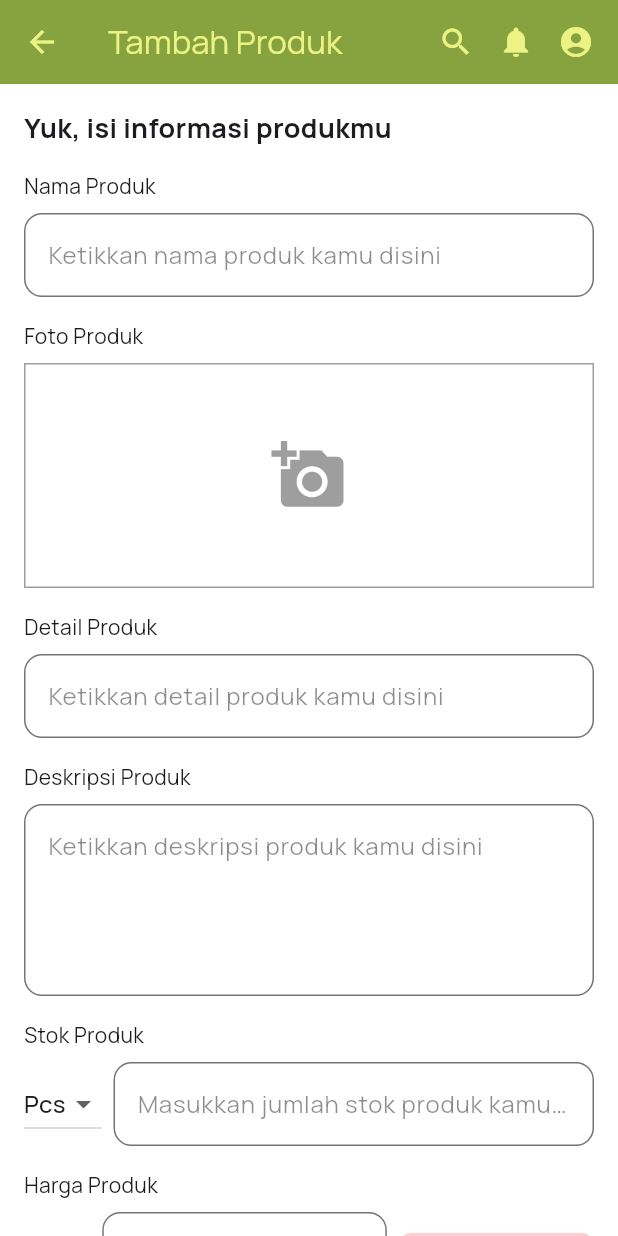
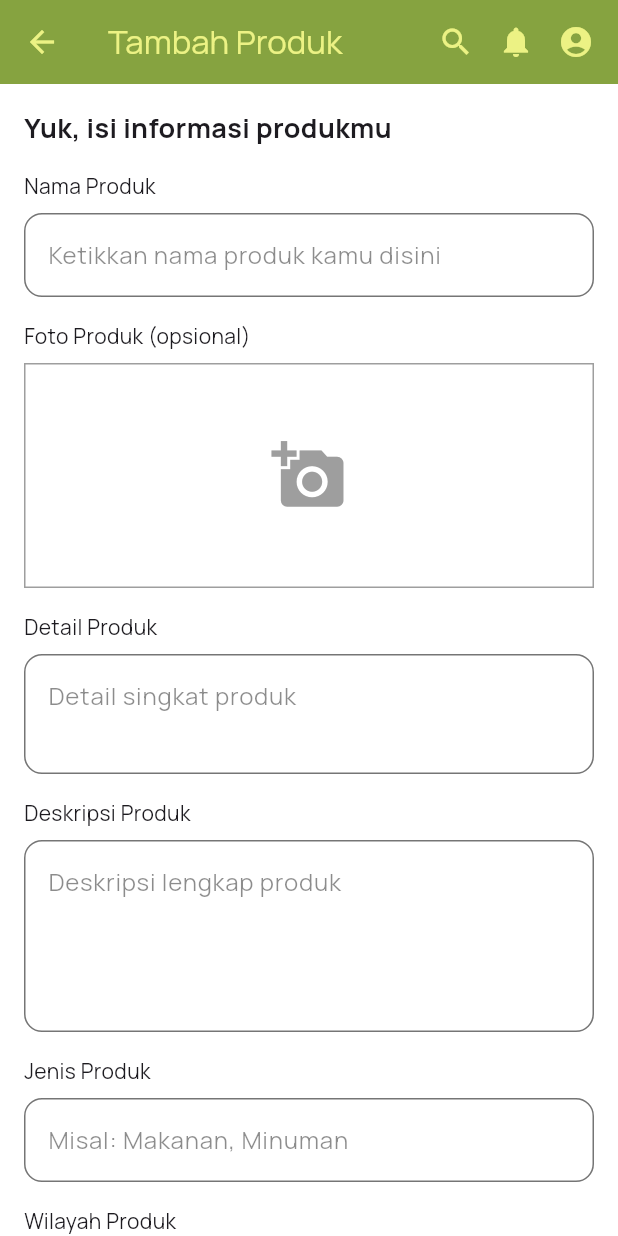
Before and after one commit to carizsm/Nustaka-Marketplace, a Flutter app: the TambahProdukPage screen opened directly, on a phone screen of 412 x 824 dp. Run offline on Flutter 3.47's test engine with Material 3 defaults, Android fonts, the phone set to English and light mode, and no system bars; our stand-ins replace image_picker, shared_preferences; accounts and stored records are empty; network calls fail.

Commit message:
update seller

```diff
--- a/lib/models/transaction.dart
+++ b/lib/models/transaction.dart
@@ -1,31 +1,31 @@
 class TransactionData {
-  final String invoice;
-  final String customerName;
-  final String productName;
-  final String quantity;
-  final String shippingMethod;
-  final String address;
-  final String arrivalTime;
+  final String id;
+  final String orderStatus;
+  final String shippingAddress;
+  final int totalAmount;
+  final DateTime createdAt;
 
   TransactionData({
-    required this.invoice,
-    required this.customerName,
-    required this.productName,
-    required this.quantity,
-    required this.shippingMethod,
-    required this.address,
-    required this.arrivalTime,
+    required this.id,
+    required this.orderStatus,
+    required this.shippingAddress,
+    required this.totalAmount,
+    required this.createdAt,
   });
 
   factory TransactionData.fromJson(Map<String, dynamic> json) {
+    final createdAt = json['created_at'];
+    DateTime parsedDate = DateTime.now();
+    if (createdAt is Map && createdAt.containsKey('_seconds')) {
+      parsedDate = DateTime.fromMillisecondsSinceEpoch(createdAt['_seconds'] * 1000);
+    }
+
     return TransactionData(
-      invoice: json['invoice'],
-      customerName: json['customer_name'],
-      productName: json['product_name'],
-      quantity: json['quantity'],
-      shippingMethod: json['shipping_method'],
-      address: json['address'],
-      arrivalTime: json['arrival_time'],
+      id: json['id'] ?? '',
+      orderStatus: json['order_status'] ?? '',
+      shippingAddress: json['shipping_address'] ?? '',
+      totalAmount: json['total_amount'] ?? 0,
+      createdAt: parsedDate,
     );
   }
 }
--- a/lib/screens/seller/seller_homepage.dart
+++ b/lib/screens/seller/seller_homepage.dart
@@ -39,7 +39,6 @@ class _SellerHomepageState extends State<SellerHomepage> {
           style: TextStyle(color: Colors.white),
         ),
         actions: [
-          IconButton(icon: const Icon(Icons.search, color: Colors.white), onPressed: () {}),
           IconButton(
             icon: const Icon(Icons.notifications_none, color: Colors.white),
             onPressed: () {
--- a/lib/screens/seller/seller_tambah_produk.dart
+++ b/lib/screens/seller/seller_tambah_produk.dart
@@ -15,9 +15,21 @@ class _TambahProdukPageState extends State<TambahProdukPage> {
   String _selectedSatuan = 'Pcs';
   String _selectedCurrency = 'Rp';
 
+  // Dropdown wilayah
+  final List<String> _availableRegions = [
+    'Jawa Barat',
+    'Jawa Tengah',
+    'Jawa Timur',
+    'DKI Jakarta',
+    'Bali',
+    'Sumatera Utara',
+  ];
+  String _selectedRegion = 'Jawa Barat';
+
   final TextEditingController _namaController = TextEditingController();
   final TextEditingController _detailController = TextEditingController();
   final TextEditingController _deskripsiController = TextEditingController();
+  final TextEditingController _jenisProdukController = TextEditingController();
   final TextEditingController _stokController = TextEditingController();
   final TextEditingController _hargaController = TextEditingController();
 
@@ -55,20 +67,15 @@ class _TambahProdukPageState extends State<TambahProdukPage> {
         child: Column(
           crossAxisAlignment: CrossAxisAlignment.start,
           children: [
-            Text('Yuk, isi informasi produkmu', style: TextStyle(fontSize: 18, fontWeight: FontWeight.bold)),
+            Text('Yuk, isi informasi produkmu',
+                style: TextStyle(fontSize: 18, fontWeight: FontWeight.bold)),
             SizedBox(height: 16),
 
             _buildLabel('Nama Produk'),
-            TextField(
-              controller: _namaController,
-              decoration: InputDecoration(
-                hintText: 'Ketikkan nama produk kamu disini',
-                border: OutlineInputBorder(),
-              ),
-            ),
+            _textField(_namaController, 'Ketikkan nama produk kamu disini'),
             SizedBox(height: 16),
 
-            _buildLabel('Foto Produk'),
+            _buildLabel('Foto Produk (opsional)'),
             Container(
               height: 150,
               decoration: BoxDecoration(border: Border.all(color: Colors.grey)),
@@ -77,23 +84,27 @@ class _TambahProdukPageState extends State<TambahProdukPage> {
             SizedBox(height: 16),
 
             _buildLabel('Detail Produk'),
-            TextField(
-              controller: _detailController,
-              decoration: InputDecoration(
-                hintText: 'Ketikkan detail produk kamu disini',
-                border: OutlineInputBorder(),
-              ),
-            ),
+            _textField(_detailController, 'Detail singkat produk', maxLines: 2),
             SizedBox(height: 16),
 
             _buildLabel('Deskripsi Produk'),
-            TextField(
-              controller: _deskripsiController,
-              maxLines: 4,
-              decoration: InputDecoration(
-                hintText: 'Ketikkan deskripsi produk kamu disini',
-                border: OutlineInputBorder(),
-              ),
+            _textField(_deskripsiController, 'Deskripsi lengkap produk', maxLines: 4),
+            SizedBox(height: 16),
+
+            _buildLabel('Jenis Produk'),
+            _textField(_jenisProdukController, 'Misal: Makanan, Minuman'),
+            SizedBox(height: 16),
+
+            _buildLabel('Wilayah Produk'),
+            DropdownButtonFormField<String>(
+              value: _selectedRegion,
+              decoration: InputDecoration(border: OutlineInputBorder()),
+              items: _availableRegions.map((region) {
+                return DropdownMenuItem(value: region, child: Text(region));
+              }).toList(),
+              onChanged: (value) {
+                if (value != null) setState(() => _selectedRegion = value);
+              },
             ),
             SizedBox(height: 16),
 
@@ -102,20 +113,13 @@ class _TambahProdukPageState extends State<TambahProdukPage> {
               children: [
                 DropdownButton<String>(
                   value: _selectedSatuan,
-                  items: ['Pcs', 'Kg', 'Ltr'].map((value) => DropdownMenuItem(value: value, child: Text(value))).toList(),
+                  items: ['Pcs', 'Kg', 'Ltr']
+                      .map((val) => DropdownMenuItem(value: val, child: Text(val)))
+                      .toList(),
                   onChanged: (value) => setState(() => _selectedSatuan = value!),
                 ),
                 SizedBox(width: 8),
-                Expanded(
-                  child: TextField(
-                    controller: _stokController,
-                    keyboardType: TextInputType.number,
-                    decoration: InputDecoration(
-                      hintText: 'Masukkan jumlah stok produk kamu disini',
-                      border: OutlineInputBorder(),
-                    ),
-                  ),
-                ),
+                Expanded(child: _textField(_stokController, 'Jumlah stok', type: TextInputType.number)),
               ],
             ),
             SizedBox(height: 16),
@@ -125,8 +129,10 @@ class _TambahProdukPageState extends State<TambahProdukPage> {
               children: [
                 DropdownButton<String>(
                   value: _selectedCurrency,
-                  items: ['Rp', '\$'].map((value) => DropdownMenuItem(value: value, child: Text(value))).toList(),
-                  onChanged: (value) => setState(() => _selectedCurrency = value!),
+                  items: ['Rp', '\$']
+                      .map((val) => DropdownMenuItem(value: val, child: Text(val)))
+                      .toList(),
+                  onChanged: (val) => setState(() => _selectedCurrency = val!),
                 ),
                 SizedBox(width: 8),
                 Expanded(
@@ -134,10 +140,10 @@ class _TambahProdukPageState extends State<TambahProdukPage> {
                     controller: _hargaController,
                     keyboardType: TextInputType.number,
                     decoration: InputDecoration(
-                      hintText: 'Atur harga produkmu disini',
+                      hintText: 'Harga produk',
                       border: OutlineInputBorder(),
                     ),
-                    onChanged: (text) => setState(() {}),
+                    onChanged: (_) => setState(() {}),
                   ),
                 ),
                 SizedBox(width: 8),
@@ -157,39 +163,17 @@ class _TambahProdukPageState extends State<TambahProdukPage> {
               ],
             ),
             SizedBox(height: 8),
-            Text('Kisaran harga kompetitif : Rp 11.500 - 13.500', style: TextStyle(color: Colors.grey[600])),
+            Text('Kisaran harga kompetitif : Rp 11.500 - 13.500',
+                style: TextStyle(color: Colors.grey[600])),
             SizedBox(height: 16),
 
             _buildLabel('Visibilitas Produk'),
-            Container(
-              padding: EdgeInsets.all(12),
-              decoration: BoxDecoration(
-                border: Border.all(color: Colors.grey),
-                borderRadius: BorderRadius.circular(8),
-              ),
-              child: Row(
-                mainAxisAlignment: MainAxisAlignment.spaceBetween,
-                children: [
-                  Flexible(
-                    child: Column(
-                      crossAxisAlignment: CrossAxisAlignment.start,
-                      children: [
-                        Text('Visibilitas Produk', style: TextStyle(fontWeight: FontWeight.bold)),
-                        SizedBox(height: 4),
-                        Text(
-                          'Jika aktif, produkmu dapat dicari oleh calon pembeli.',
-                          style: TextStyle(fontSize: 12),
-                        ),
-                      ],
-                    ),
-                  ),
-                  Switch(
-                    value: _visibilityActive,
-                    onChanged: (value) => setState(() => _visibilityActive = value),
-                    activeColor: primaryGreen,
-                  ),
-                ],
-              ),
+            SwitchListTile(
+              title: Text('Aktifkan Visibilitas Produk'),
+              subtitle: Text('Jika aktif, produkmu dapat dicari oleh calon pembeli.'),
+              value: _visibilityActive,
+              activeColor: primaryGreen,
+              onChanged: (val) => setState(() => _visibilityActive = val),
             ),
             SizedBox(height: 24),
 
@@ -204,7 +188,7 @@ class _TambahProdukPageState extends State<TambahProdukPage> {
                 ),
                 onPressed: _isLoading ? null : _uploadProduk,
                 child: _isLoading
-                    ? SizedBox(width: 20, height: 20, child: CircularProgressIndicator(color: secondaryYellow, strokeWidth: 2))
+                    ? CircularProgressIndicator(color: secondaryYellow)
                     : Text('Upload Produk'),
               ),
             ),
@@ -222,28 +206,64 @@ class _TambahProdukPageState extends State<TambahProdukPage> {
         ],
       );
 
+  Widget _textField(TextEditingController controller, String hint,
+      {int maxLines = 1, TextInputType type = TextInputType.text}) {
+    return TextField(
+      controller: controller,
+      keyboardType: type,
+      maxLines: maxLines,
+      decoration: InputDecoration(
+        hintText: hint,
+        border: OutlineInputBorder(),
+      ),
+    );
+  }
+
   Future<void> _uploadProduk() async {
     setState(() => _isLoading = true);
+
     try {
+      if (_namaController.text.isEmpty ||
+          _detailController.text.isEmpty ||
+          _deskripsiController.text.isEmpty ||
+          _jenisProdukController.text.isEmpty ||
+          _stokController.text.isEmpty ||
+          _hargaController.text.isEmpty) {
+        ScaffoldMessenger.of(context).showSnackBar(
+          SnackBar(content: Text('Harap lengkapi semua data wajib')),
+        );
+        return;
+      }
+
+      final int stock = int.tryParse(_stokController.text.trim()) ?? 0;
+      final int price =
+          int.tryParse(_hargaController.text.replaceAll(RegExp(r'[^0-9]'), '')) ?? 0;
+
       await ApiService().createProduct(
-        name: _namaController.text,
-        detail: _detailController.text,
-        description: _deskripsiController.text,
-        stock: int.tryParse(_stokController.text) ?? 0,
-        unit: _selectedSatuan,
-        price: int.tryParse(_hargaController.text.replaceAll(RegExp(r'[^0-9]'), '')) ?? 0,
+        name: _namaController.text.trim(),
+        detail: _detailController.text.trim(),
+        description: _deskripsiController.text.trim(),
+        stock: stock,
+        price: price,
         visible: _visibilityActive,
+        categoryId: _jenisProdukController.text.trim(),
+        regionId: _selectedRegion,
+        imageUrls: [],
+        status: "available",
       );
 
       if (!mounted) return;
-      ScaffoldMessenger.of(context).showSnackBar(SnackBar(content: Text('Produk berhasil diunggah!')));
-
+      ScaffoldMessenger.of(context).showSnackBar(
+        SnackBar(content: Text('Produk berhasil diunggah!')),
+      );
       Navigator.pushReplacement(
         context,
         MaterialPageRoute(builder: (context) => SellerHomepage()),
       );
     } catch (e) {
-      ScaffoldMessenger.of(context).showSnackBar(SnackBar(content: Text('Gagal unggah: $e')));
+      ScaffoldMessenger.of(context).showSnackBar(
+        SnackBar(content: Text('Gagal unggah: $e')),
+      );
     } finally {
       setState(() => _isLoading = false);
     }
--- a/pubspec.yaml
+++ b/pubspec.yaml
@@ -30,6 +30,7 @@ environment:
 dependencies:
   flutter:
     sdk: flutter
+  intl: ^0.18.1
 
   # The following adds the Cupertino Icons font to your application.
   # Use with the CupertinoIcons class for iOS style icons.
```
Also changed, not shown: lib/main.dart (+6 -1 lines), lib/screens/seller/seller_transaction.dart (+38 -51 lines), lib/services/api_service.dart (+40 -33 lines), pubspec.lock.
